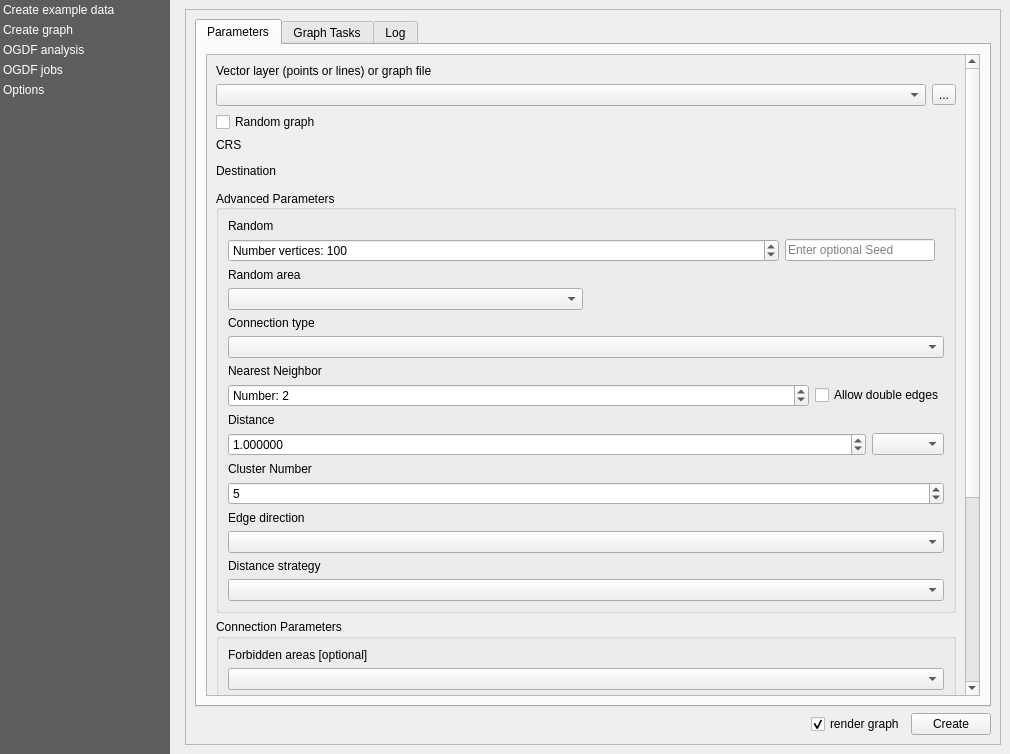
S-P-A-N-N-E-R-S/Frontend, file views/PluginDialog.ui: the form before one commit.
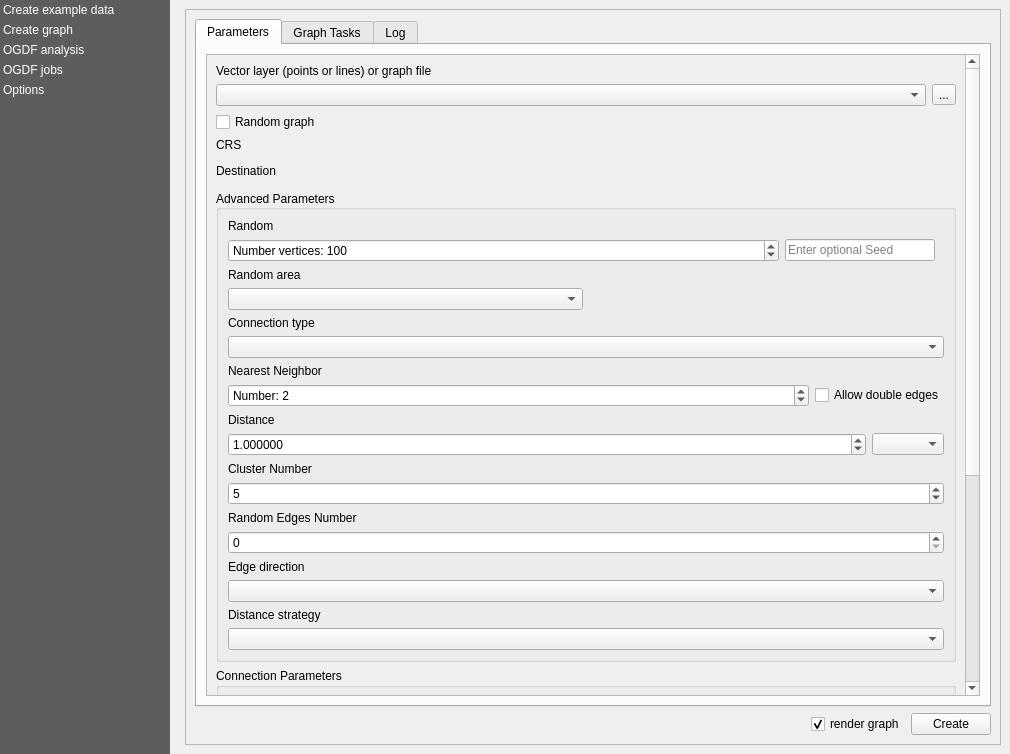
The form after the commit. Custom widgets are drawn as their Qt base class.

Commit message: Random connection type

```diff
--- a/views/PluginDialog.ui
+++ b/views/PluginDialog.ui
@@ -297,9 +297,9 @@
                        <property name="geometry">
                         <rect>
                          <x>0</x>
-                         <y>0</y>
+                         <y>-393</y>
                          <width>756</width>
-                         <height>1082</height>
+                         <height>1136</height>
                         </rect>
                        </property>
                        <layout class="QVBoxLayout" name="verticalLayout_18">
@@ -717,6 +717,20 @@
                                  </property>
                                 </widget>
                                </item>
+                               <item>
+                                <widget class="QLabel" name="label">
+                                 <property name="text">
+                                  <string>Random Edges Number</string>
+                                 </property>
+                                </widget>
+                               </item>
+                               <item>
+                                <widget class="QSpinBox" name="create_graph_randomnumber_input">
+                                 <property name="maximum">
+                                  <number>10000000</number>
+                                 </property>
+                                </widget>
+                               </item>
                                <item>
                                 <widget class="QLabel" name="create_graph_edgedirection_label">
                                  <property name="text">
```
Left out of the diff: 4 changed lines with no effect on the pictures. The commit also changes 3 other files.
